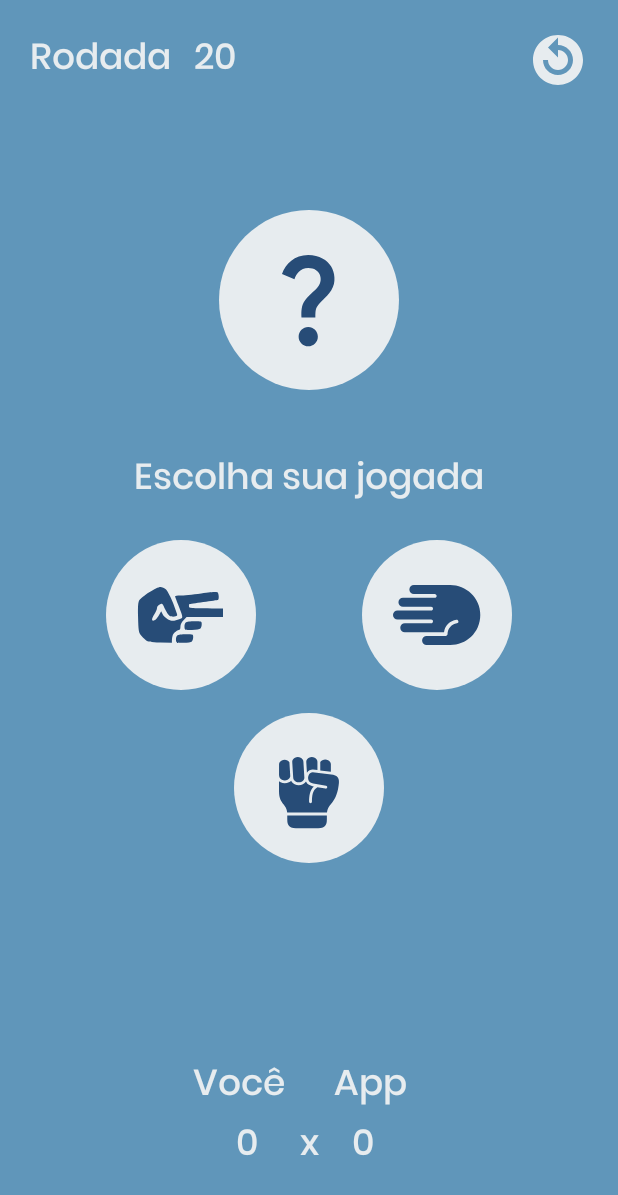
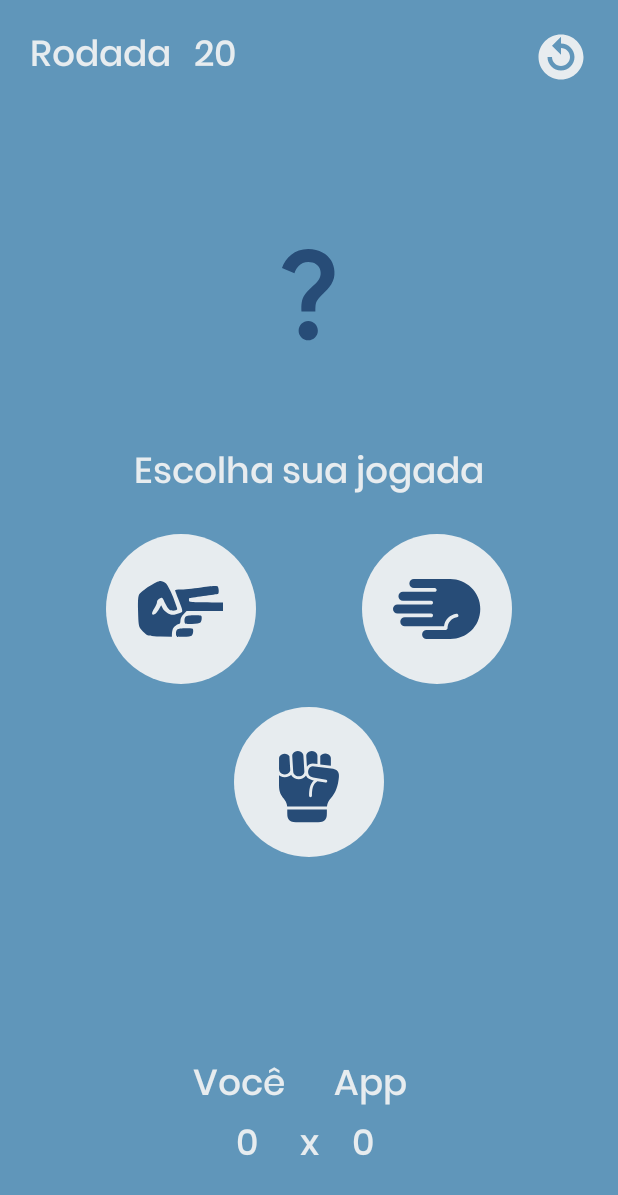
Before and after one commit to isabellatressino/rock-paper-scissors-java, an Android app: the GameActivity screen opened directly, with no data from a screen before it, on a phone screen of 412 x 824 dp. Shown: the top 1195 px of the screen. Run offline under Robolectric (Android 15) with nearby library versions, the phone set to English and light mode, and no system bars.

Commit message:
style: modificar medida e estilo dos icones

```diff
--- a/app/src/main/res/drawable/guess.xml
+++ b/app/src/main/res/drawable/guess.xml
@@ -4,9 +4,6 @@
     android:viewportWidth="120"
     android:viewportHeight="120">
   <path
-      android:pathData="M60,60m-60,0a60,60 0,1 1,120 0a60,60 0,1 1,-120 0"
-      android:fillColor="#E7ECEF"/>
-  <path
       android:pathData="M56.52,61.56C58.98,57.11 63.73,54.48 66.48,50.54C69.4,46.41 67.76,38.68 59.5,38.68C54.08,38.68 51.42,42.79 50.3,46.18L42,42.69C44.28,35.86 50.46,30 59.46,30C66.99,30 72.15,33.43 74.78,37.72C77.02,41.41 78.34,48.3 74.88,53.42C71.03,59.1 67.35,60.83 65.36,64.48C64.56,65.95 64.24,66.91 64.24,71.66H54.98C54.95,69.16 54.56,65.09 56.52,61.56ZM65.9,84.48C65.9,88 63.02,90.88 59.5,90.88C55.97,90.88 53.09,88 53.09,84.48C53.09,80.95 55.97,78.07 59.5,78.07C63.02,78.07 65.9,80.95 65.9,84.48Z"
       android:fillColor="#274C77"/>
 </vector>
--- a/app/src/main/res/drawable/icon_replay.xml
+++ b/app/src/main/res/drawable/icon_replay.xml
@@ -1,6 +1,6 @@
 <vector xmlns:android="http://schemas.android.com/apk/res/android"
-    android:width="40dp"
-    android:height="40dp"
+    android:width="36dp"
+    android:height="36dp"
     android:tint="#E7ECEF"
     android:viewportWidth="24"
     android:viewportHeight="24">
```
